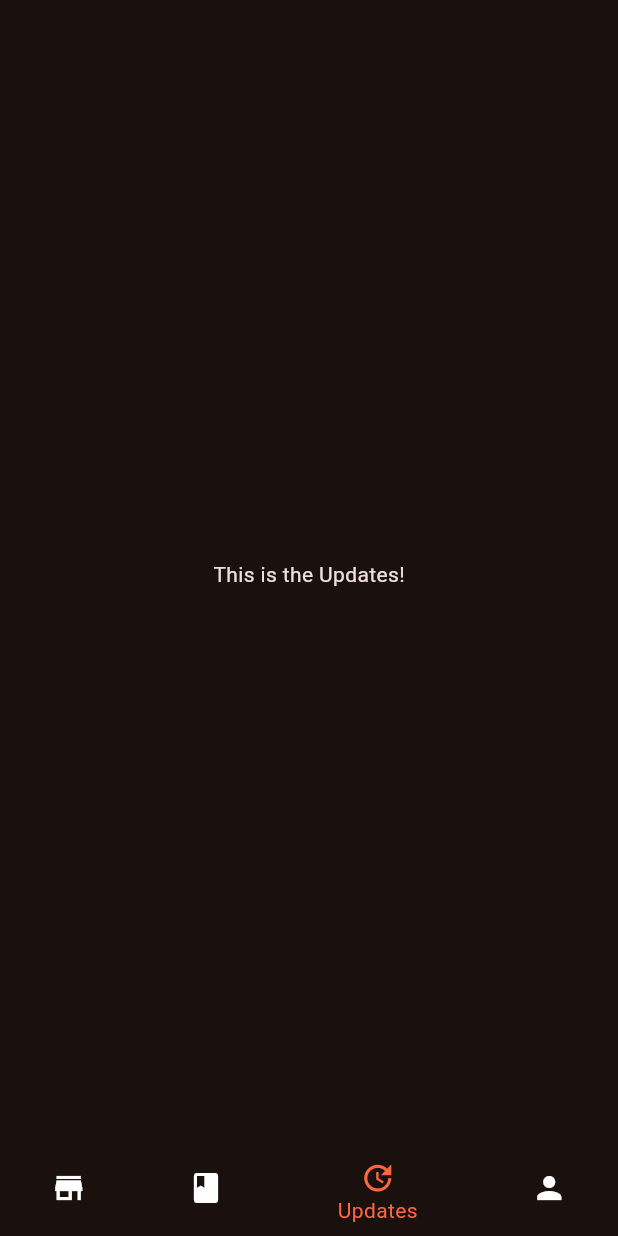
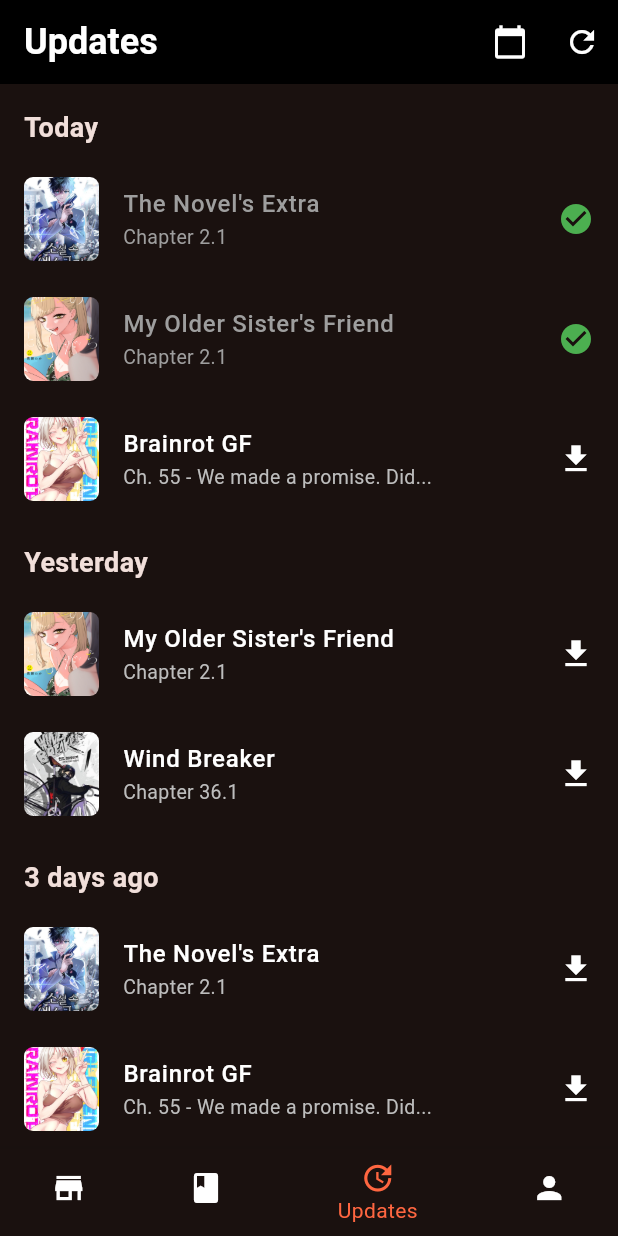
Before and after one commit to Aronicu/amber_road, a Flutter app: the screen it shows after launch, item 3 of the bottom bar chosen, on a phone screen of 412 x 824 dp. Run offline on Flutter 3.47's test engine with Material 3 defaults, Android fonts, the phone set to English and light mode, and no system bars; our stand-ins replace go_router.

Commit message:
complete updates

```diff
--- a/lib/pages/updates.dart
+++ b/lib/pages/updates.dart
@@ -1,12 +1,199 @@
 import 'package:flutter/material.dart';
+import 'package:amber_road/models/book.dart';
+import 'package:amber_road/constants/book_prototype.dart';
 
-class UpdatePage extends StatelessWidget {
+class UpdatePage extends StatefulWidget {
   const UpdatePage({super.key});
 
   @override
+  State<UpdatePage> createState() => _UpdatePageState();
+}
+
+class _UpdatePageState extends State<UpdatePage> {
+  @override
   Widget build(BuildContext context) {
-    return Center(
-      child: Text("This is the Updates!"),
+    return Scaffold(
+      appBar: AppBar(
+        title: const Text(
+          'Updates',
+          style: TextStyle(
+            fontSize: 24,
+            fontWeight: FontWeight.bold,
+          ),
+        ),
+        actions: [
+          IconButton(
+            icon: const Icon(Icons.calendar_today),
+            onPressed: () {},
+          ),
+          IconButton(
+            icon: const Icon(Icons.refresh),
+            onPressed: () {},
+          ),
+        ],
+        backgroundColor: Colors.black,
+        foregroundColor: Colors.white,
+        elevation: 0,
+      ),
+      body: ListView(
+        children: [
+          _buildUpdatesSection('Today', [
+            BookUpdate(
+              book: theNovelsExtra,
+              chapter: 'Chapter 2.1',
+              isRead: true,
+            ),
+            BookUpdate(
+              book: myOlderSistersFriend,
+              chapter: 'Chapter 2.1',
+              isRead: true,
+            ),
+            BookUpdate(
+              book: brainrotGF,
+              chapter: 'Ch. 55 - We made a promise. Did...',
+              isDownloading: true,
+            ),
+          ]),
+          _buildUpdatesSection('Yesterday', [
+            BookUpdate(
+              book: myOlderSistersFriend,
+              chapter: 'Chapter 2.1',
+              isDownloading: true,
+            ),
+            BookUpdate(
+              book: windBreaker,
+              chapter: 'Chapter 36.1',
+              isDownloading: true,
+            ),
+          ]),
+          _buildUpdatesSection('3 days ago', [
+            BookUpdate(
+              book: theNovelsExtra,
+              chapter: 'Chapter 2.1',
+              isDownloading: true,
+            ),
+            BookUpdate(
+              book: brainrotGF,
+              chapter: 'Ch. 55 - We made a promise. Did...',
+              isDownloading: true,
+            ),
+            BookUpdate(
+              book: windBreaker,
+              chapter: 'Chapter 36.1',
+              isDownloading: true,
+            ),
+            BookUpdate(
+              book: theNovelsExtra,
+              chapter: 'Chapter 2.1',
+              isDownloading: true,
+            ),
+            BookUpdate(
+              book: brainrotGF,
+              chapter: 'Ch. 55 - We made a promise. Did...',
+              isDownloading: true,
+            ),
+            BookUpdate(
+              book: windBreaker,
+              chapter: 'Chapter 36.1',
+              isDownloading: true,
+            ),
+            BookUpdate(
+              book: theNovelsExtra,
+              chapter: 'Chapter 2.1',
+              isDownloading: true,
+            ),
+          ]),
+          _buildUpdatesSection('1 week ago', [
+            BookUpdate(
+              book: brainrotGF,
+              chapter: 'Ch. 55 - We made a promise. Did...',
+              isDownloading: true,
+            ),
+            BookUpdate(
+              book: theNovelsExtra,
+              chapter: 'Chapter 2.1',
+              isDownloading: true,
+            ),
+            BookUpdate(
+              book: windBreaker,
+              chapter: 'Chapter 36.1',
+              isDownloading: true,
+            ),
+          ]),
+        ],
+      ),
+    );
+  }
+
+  Widget _buildUpdatesSection(String title, List<BookUpdate> updates) {
+    return Column(
+      crossAxisAlignment: CrossAxisAlignment.start,
+      children: [
+        Padding(
+          padding: const EdgeInsets.only(left: 16, top: 16, bottom: 8),
+          child: Text(
+            title,
+            style: const TextStyle(
+              fontSize: 18,
+              fontWeight: FontWeight.bold,
+            ),
+          ),
+        ),
+        ...updates.map((update) => _buildUpdateItemTile(update)).toList(),
+      ],
+    );
+  }
+
+  Widget _buildUpdateItemTile(BookUpdate update) {
+    return ListTile(
+      contentPadding: const EdgeInsets.symmetric(horizontal: 16, vertical: 4),
+      leading: ClipRRect(
+        borderRadius: BorderRadius.circular(6),
+        child: SizedBox(
+          width: 50,
+          height: 70,
+          child: update.book.cover,
+        ),
+      ),
+      title: Text(
+        update.book.name,
+        style: TextStyle(
+          fontWeight: FontWeight.w500,
+          color: update.isRead ? Colors.grey : Colors.white,
+        ),
+        maxLines: 1,
+        overflow: TextOverflow.ellipsis,
+      ),
+      subtitle: Text(
+        update.chapter,
+        style: TextStyle(
+          color: update.isRead ? Colors.grey : Colors.grey[400],
+          fontSize: 13,
+        ),
+        maxLines: 1,
+        overflow: TextOverflow.ellipsis,
+      ),
+      trailing: update.isRead
+          ? const Icon(Icons.check_circle, color: Colors.green)
+          : const Icon(Icons.download, color: Colors.white),
+      onTap: () {
+        // Handle tap - open chapter
+      },
     );
   }
 }
+
+// Model for book updates
+class BookUpdate {
+  final Book book;
+  final String chapter;
+  final bool isRead;
+  final bool isDownloading;
+
+  BookUpdate({
+    required this.book,
+    required this.chapter,
+    this.isRead = false,
+    this.isDownloading = false,
+  });
+}
```
